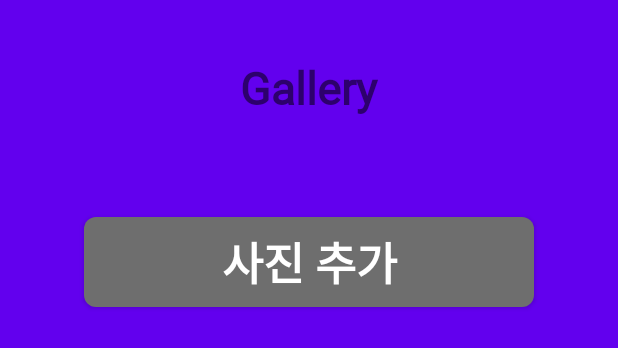
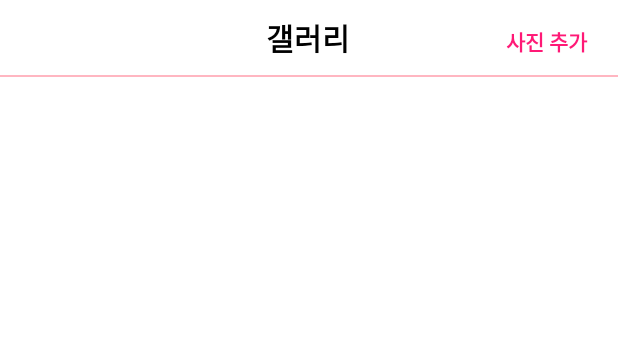
Before and after one commit to myungum/KNUSD-20202-2, an Android app: the layout activity_fragment_p2.xml on its own in the app's theme, with its tools: preview values and no code run, on a phone screen of 412 x 824 dp. Shown: the top 348 px of the screen. Run offline under Robolectric (Android 15) with nearby library versions, the phone set to English and light mode, and no system bars.

Commit message:
갤러리 디자인

```diff
--- a/app/src/main/res/layout/activity_fragment_c2.xml
+++ b/app/src/main/res/layout/activity_fragment_c2.xml
@@ -26,14 +26,6 @@
             android:layout_gravity="center|top"
             android:textStyle="bold"
             android:textSize="30dp" />
-
-        <androidx.recyclerview.widget.RecyclerView
-            android:id="@+id/diary_Recycler"
-            android:layout_width="match_parent"
-            android:layout_height="wrap_content"
-            android:layout_margin="15dp"
-            android:background="@drawable/green_round_rectangle"/>
-
         <Button
             android:id="@+id/button_write"
             android:layout_width="300dp"
@@ -47,6 +39,13 @@
             android:textColor="#ffffff"
             android:textSize="30dp"
             android:textStyle="bold" />
+        <androidx.recyclerview.widget.RecyclerView
+            android:id="@+id/diary_Recycler"
+            android:layout_width="match_parent"
+            android:layout_height="wrap_content"
+            android:layout_margin="15dp"
+            android:background="@drawable/green_round_rectangle"/>
+
 
     </LinearLayout>
 
--- a/app/src/main/res/layout/activity_fragment_p2.xml
+++ b/app/src/main/res/layout/activity_fragment_p2.xml
@@ -1,12 +1,12 @@
 <?xml version="1.0" encoding="utf-8"?>
-<androidx.drawerlayout.widget.DrawerLayout
+<LinearLayout
     xmlns:android="http://schemas.android.com/apk/res/android"
     xmlns:app="http://schemas.android.com/apk/res-auto"
     xmlns:tools="http://schemas.android.com/tools"
     android:layout_width="match_parent"
     android:layout_height="match_parent"
     android:fitsSystemWindows="true"
-    android:background="@color/colorPrimary">
+    android:background="#FFFFFF">
 
     <LinearLayout
         android:layout_width="match_parent"
@@ -15,18 +15,49 @@
         android:orientation="vertical"
         android:layout_marginBottom="50dp">
 
-        <TextView
-            android:layout_width="wrap_content"
+
+        <LinearLayout
+            android:layout_width="match_parent"
             android:layout_height="wrap_content"
-            android:id="@+id/title_worrythrow"
-            android:layout_centerHorizontal="true"
-            android:layout_marginTop="18dp"
-            android:fontFamily="@font/womanflower"
-            android:padding="20dp"
-            android:text="Gallery"
-            android:layout_gravity="center|top"
-            android:textStyle="bold"
-            android:textSize="30dp" />
+            android:background="#ffffff"
+            android:orientation="horizontal">
+
+            <TextView
+                android:id="@+id/textView9"
+                android:layout_width="0dp"
+                android:layout_height="24dp"
+                android:layout_weight="1.1" />
+
+            <TextView
+                android:id="@+id/textView8"
+                android:layout_width="0dp"
+                android:layout_weight="3"
+                android:layout_height="50dp"
+                android:gravity="center"
+                android:text="갤러리"
+                android:textColor="#000000"
+                android:textSize="20sp"
+                android:textStyle="bold" />
+
+            <Button
+                style="@style/Widget.AppCompat.Button.Borderless"
+                android:background="#ffffff"
+                android:id="@+id/button_write"
+                android:layout_width="0dp"
+                android:layout_height="40dp"
+                android:layout_weight="1"
+                android:textStyle="bold"
+                android:textColor="@color/Pink1"
+                android:text="사진 추가" />
+            <TextView
+                android:layout_width="0dp"
+                android:layout_height="24dp"
+                android:layout_weight="0.1" />
+        </LinearLayout>
+        <View
+            android:background="@color/Pink2"
+            android:layout_width="match_parent"
+            android:layout_height="1dp" />
 
         <androidx.recyclerview.widget.RecyclerView
             android:id="@+id/diary_Recycler"
@@ -35,23 +66,10 @@
             android:layout_margin="15dp"
             android:background="@drawable/green_round_rectangle"/>
 
-        <Button
-            android:id="@+id/button_write"
-            android:layout_width="300dp"
-            android:layout_height="60dp"
-            android:layout_gravity="center"
-            android:layout_marginTop="15dp"
-            android:background="@drawable/edge"
-            android:fontFamily="@font/womanflower"
-            android:onClick="go_writediary"
-            android:text="사진 추가"
-            android:textColor="#ffffff"
-            android:textSize="30dp"
-            android:textStyle="bold" />
 
     </LinearLayout>
 
 
 
 
-</androidx.drawerlayout.widget.DrawerLayout>
+</LinearLayout>
```
